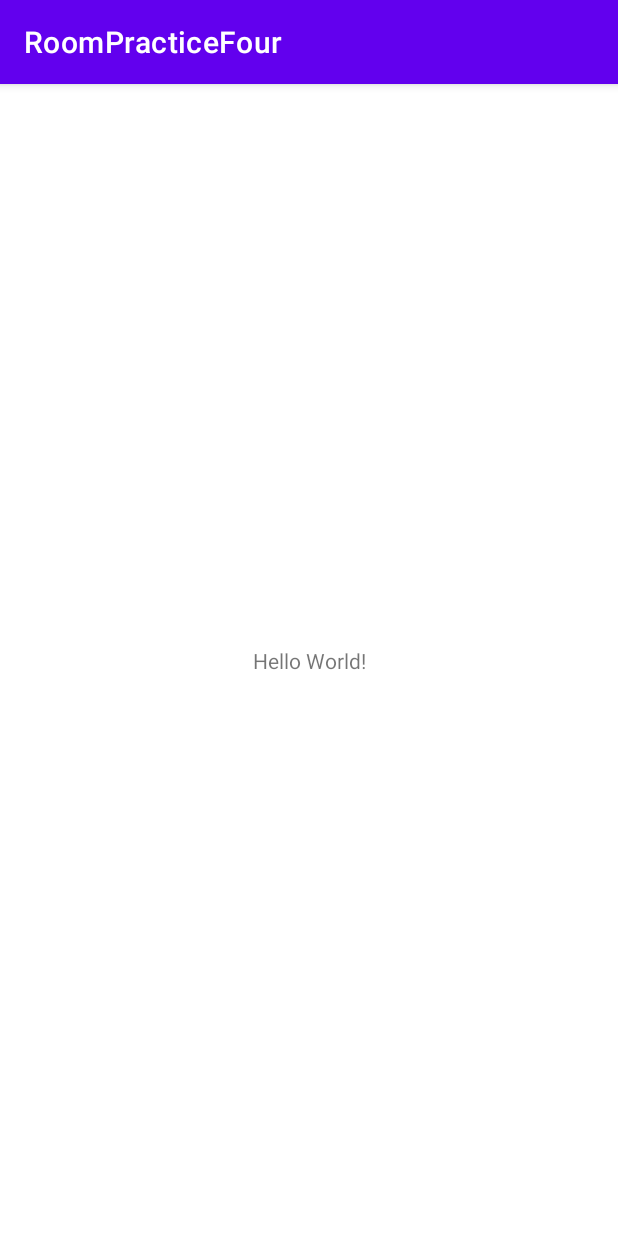
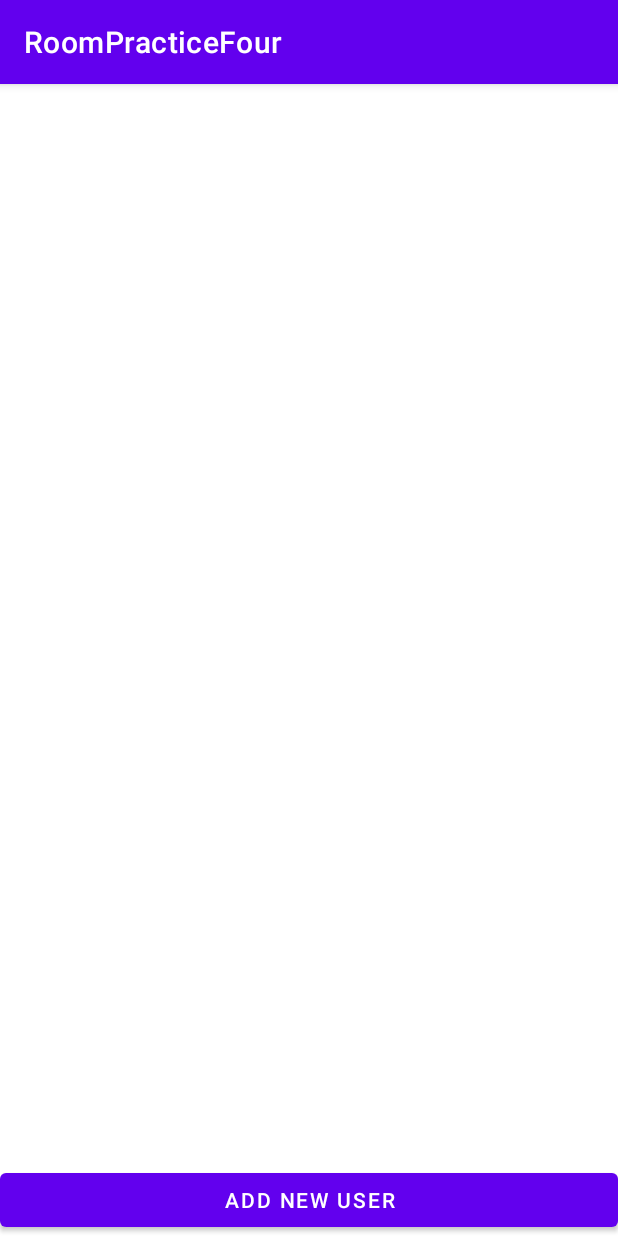
Before and after one commit to CodingAtMidnight/RoomPracticeFour, an Android app: the screen it shows after launch (MainActivity), on a phone screen of 412 x 824 dp. Run offline under Robolectric (Android 15) with nearby library versions, the phone set to English and light mode, and no system bars.

Commit message:
Added RecyclerView

```diff
--- a/app/src/main/AndroidManifest.xml
+++ b/app/src/main/AndroidManifest.xml
@@ -9,6 +9,7 @@
         android:roundIcon="@mipmap/ic_launcher_round"
         android:supportsRtl="true"
         android:theme="@style/Theme.RoomPracticeFour">
+        <activity android:name=".activities.CreateNewUserActivity"></activity>
         <activity android:name=".activities.MainActivity">
             <intent-filter>
                 <action android:name="android.intent.action.MAIN" />
--- a/app/src/main/res/layout/activity_main.xml
+++ b/app/src/main/res/layout/activity_main.xml
@@ -6,13 +6,21 @@
     android:layout_height="match_parent"
     tools:context=".activities.MainActivity">
 
-    <TextView
-        android:layout_width="wrap_content"
+    <androidx.recyclerview.widget.RecyclerView
+        android:id="@+id/recyclerView"
+        android:layout_width="match_parent"
         android:layout_height="wrap_content"
-        android:text="Hello World!"
-        app:layout_constraintBottom_toBottomOf="parent"
-        app:layout_constraintLeft_toLeftOf="parent"
-        app:layout_constraintRight_toRightOf="parent"
-        app:layout_constraintTop_toTopOf="parent" />
+        app:layout_constraintStart_toStartOf="parent"
+        app:layout_constraintTop_toTopOf="parent
+"/>
+
+    <Button
+        android:id="@+id/userToDatabase"
+        android:layout_width="match_parent"
+        android:layout_height="wrap_content"
+        android:text="Add New User"
+        app:layout_constraintStart_toStartOf="parent"
+        app:layout_constraintEnd_toEndOf="parent"
+        app:layout_constraintBottom_toBottomOf="parent"/>
 
 </androidx.constraintlayout.widget.ConstraintLayout>
```
Also changed, not shown: app/src/main/java/com/example/roompracticefour/activities/CreateNewUserActivity.java (added, +43 -0 lines), app/src/main/java/com/example/roompracticefour/activities/MainActivity.java (+52 -1 lines), app/src/main/res/layout/activity_create_new_user.xml (added, +46 -0 lines).
